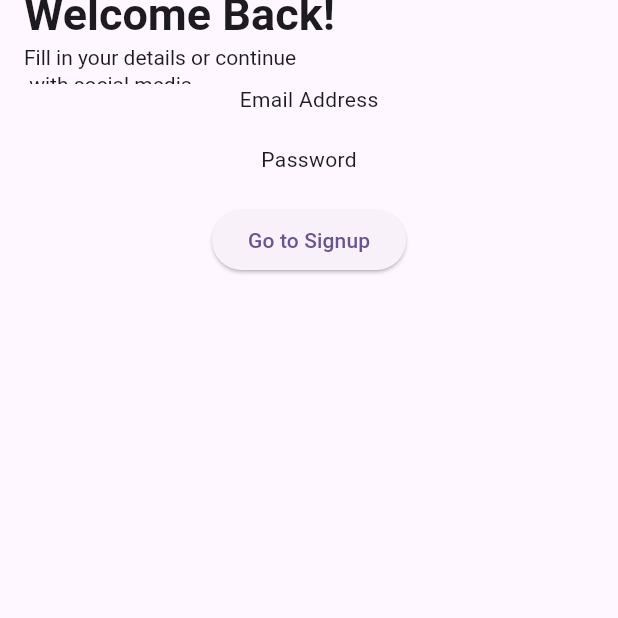
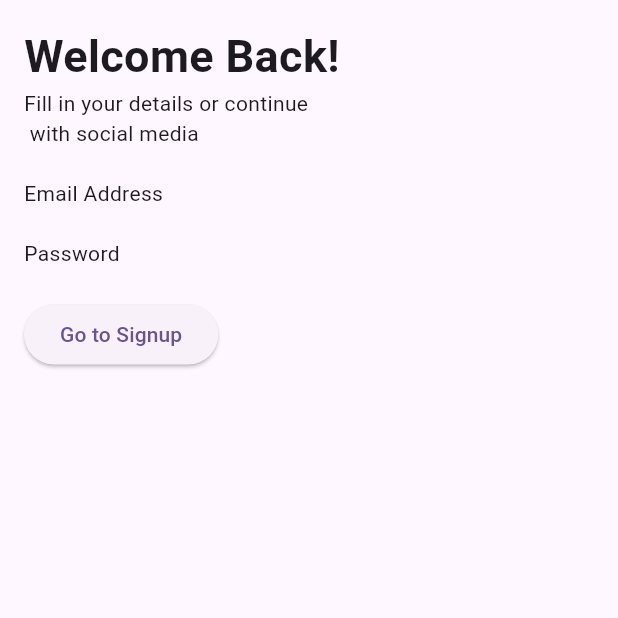
Before and after one commit to Dehbbyk/login_signup_page, a Flutter app: the screen it shows after launch, on a phone screen of 412 x 824 dp, the top half of it. Run offline on Flutter 3.47's test engine with Material 3 defaults, Android fonts, the phone set to English and light mode, and no system bars.

Commit message:
An adjustment was made on the Login page.

```diff
--- a/lib/login_page.dart
+++ b/lib/login_page.dart
@@ -7,8 +7,13 @@ class LoginPage extends StatelessWidget {
   @override
   Widget build(BuildContext context) {
     return Scaffold(
-      appBar: AppBar(
-        title:Column(
+      body: Container(
+        padding: EdgeInsets.all(16),
+         child:
+        Column(
+           crossAxisAlignment: CrossAxisAlignment.start,
+           children:[
+             Column(
                crossAxisAlignment: CrossAxisAlignment.start,
                children: [
                  Text(
@@ -26,12 +31,7 @@ class LoginPage extends StatelessWidget {
                  ),
                ],
              ),
-      ),
-      body: Center(
-         child:
-        Column(
-           mainAxisAlignment: MainAxisAlignment.start,
-           children:[
+               SizedBox(height: 20),
                Text("Email Address"),
              SizedBox(height: 20),
              Text("Password"),
```
Lines whose indentation alone changed are shown as unchanged.
